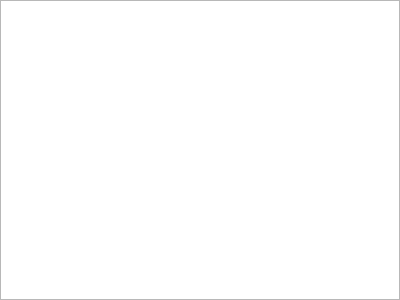
This is FrameFlow/pyside6_GUI/sub_ui/wallpaper/ui/LeftWidget.ui in YUN-LJ/FrameFlow as Qt 5 draws it before an edit. The edited form follows.
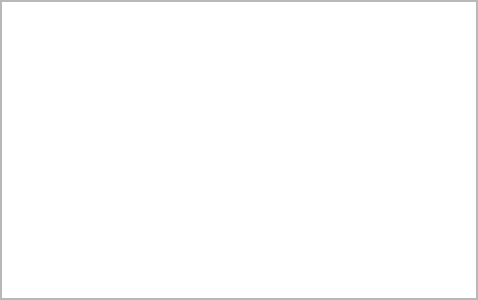
This is the edited form. Custom widgets are drawn as their Qt base class.

Patch:
```diff
--- a/FrameFlow/pyside6_GUI/sub_ui/wallpaper/ui/LeftWidget.ui
+++ b/FrameFlow/pyside6_GUI/sub_ui/wallpaper/ui/LeftWidget.ui
@@ -6,10 +6,16 @@
    <rect>
     <x>0</x>
     <y>0</y>
-    <width>400</width>
+    <width>478</width>
     <height>300</height>
    </rect>
   </property>
+  <property name="minimumSize">
+   <size>
+    <width>0</width>
+    <height>0</height>
+   </size>
+  </property>
   <property name="windowTitle">
    <string>Form</string>
   </property>
@@ -30,7 +36,43 @@
     <number>0</number>
    </property>
    <item>
+    <widget class="QScrollArea" name="scrollArea">
+     <property name="widgetResizable">
+      <bool>true</bool>
+     </property>
+     <widget class="QWidget" name="scrollAreaWidgetContents">
+      <property name="geometry">
+       <rect>
+        <x>0</x>
+        <y>0</y>
+        <width>476</width>
+        <height>298</height>
+       </rect>
+      </property>
+      <layout class="QVBoxLayout" name="verticalLayout_5">
+       <property name="spacing">
+        <number>0</number>
+       </property>
+       <property name="leftMargin">
+        <number>0</number>
+       </property>
+       <property name="topMargin">
+        <number>0</number>
+       </property>
+       <property name="rightMargin">
+        <number>0</number>
+       </property>
+       <property name="bottomMargin">
+        <number>0</number>
+       </property>
+       <item>
     <widget class="QStackedWidget" name="stackedWidget">
+         <property name="minimumSize">
+          <size>
+           <width>450</width>
+           <height>0</height>
+          </size>
+         </property>
      <widget class="QWidget" name="page_custom">
       <layout class="QVBoxLayout" name="verticalLayout_2">
        <property name="spacing">
@@ -94,6 +136,10 @@
        </property>
        <item>
         <widget class="EasyTableWidget" name="tableWidget_video"/>
+           </item>
+          </layout>
+         </widget>
+        </widget>
        </item>
       </layout>
      </widget>
```
Lines whose indentation alone changed are shown as unchanged.
